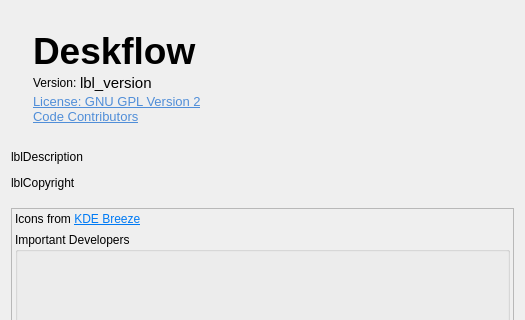
First picture: the form in src/lib/gui/dialogs/AboutDialog.ui, repository mahammadosmanov/mono-sync, before the edit; both pictures show x 0 to 525 and y 0 to 320 of the 525 by 600 pixel window.
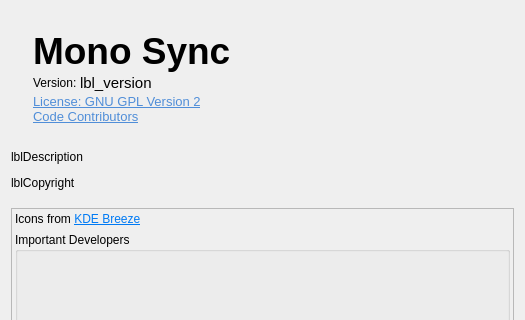
Second picture: the form after the edit. Icons and pictures are not drawn.

Commit message:
feat(app): Apply Mono Sync product identity
Set product names, identifiers, icons, translations, settings paths, and native packages to Mono Sync. Preserve Deskflow and Synergy notices, and migrate the existing settings and TLS trust without replacing user data.

```diff
--- a/src/lib/gui/dialogs/AboutDialog.ui
+++ b/src/lib/gui/dialogs/AboutDialog.ui
@@ -105,7 +105,7 @@
          </font>
         </property>
         <property name="text">
-         <string notr="true">Deskflow</string>
+         <string notr="true">Mono Sync</string>
         </property>
         <property name="scaledContents">
          <bool>false</bool>
```
Left out of the diff: 2 changed lines with no effect on the pictures. The commit also changes 267 other files.
